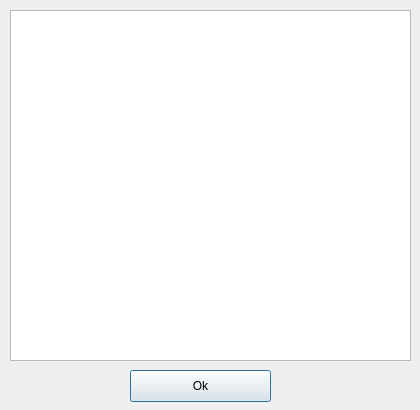
The window that 9/DecisionSystems/Lab1/source/SimpleMapEditor/Ui/GisObjectViewer.ui (sidorovis/restudy) describes before a commit, drawn with Qt 5.
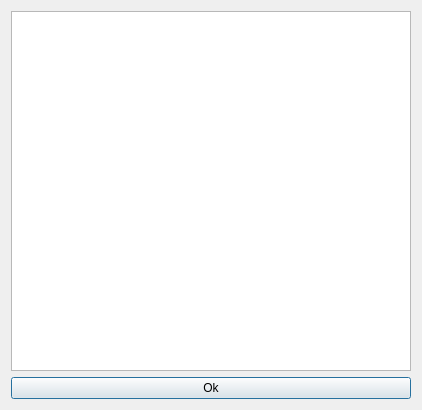
The same window after the commit.

What changed in the file:
```diff
--- a/9/DecisionSystems/Lab1/source/SimpleMapEditor/Ui/GisObjectViewer.ui
+++ b/9/DecisionSystems/Lab1/source/SimpleMapEditor/Ui/GisObjectViewer.ui
@@ -6,7 +6,7 @@
    <rect>
     <x>0</x>
     <y>0</y>
-    <width>420</width>
+    <width>422</width>
     <height>410</height>
    </rect>
   </property>
@@ -18,36 +18,25 @@
   </property>
   <property name="maximumSize">
    <size>
-    <width>420</width>
-    <height>410</height>
+    <width>16777215</width>
+    <height>16777215</height>
    </size>
   </property>
   <property name="windowTitle">
    <string>Information</string>
   </property>
-  <widget class="QPushButton" name="pushButton">
-   <property name="geometry">
-    <rect>
-     <x>130</x>
-     <y>370</y>
-     <width>141</width>
-     <height>32</height>
-    </rect>
-   </property>
-   <property name="text">
-    <string>Ok</string>
-   </property>
-  </widget>
-  <widget class="QListWidget" name="listWidget">
-   <property name="geometry">
-    <rect>
-     <x>10</x>
-     <y>10</y>
-     <width>401</width>
-     <height>351</height>
-    </rect>
-   </property>
-  </widget>
+  <layout class="QVBoxLayout" name="verticalLayout">
+   <item>
+    <widget class="QTableWidget" name="tableWidget"/>
+   </item>
+   <item>
+    <widget class="QPushButton" name="pushButton">
+     <property name="text">
+      <string>Ok</string>
+     </property>
+    </widget>
+   </item>
+  </layout>
  </widget>
  <resources/>
  <connections>
```
Left out of the diff: 19 changed lines with no effect on the pictures.
